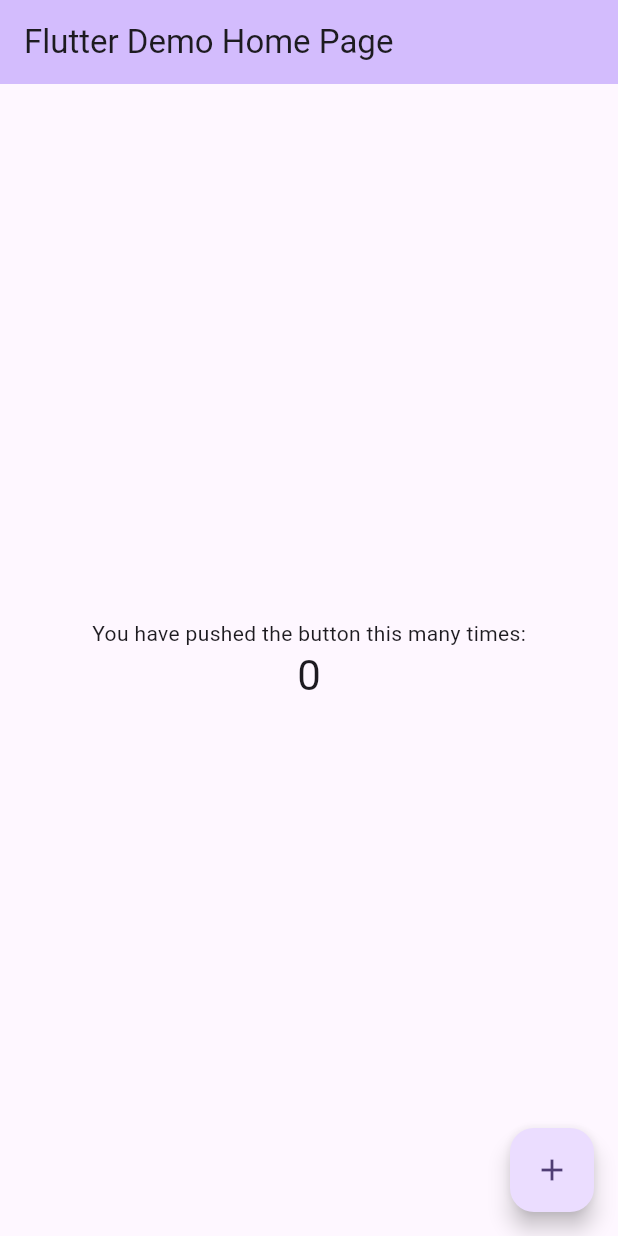
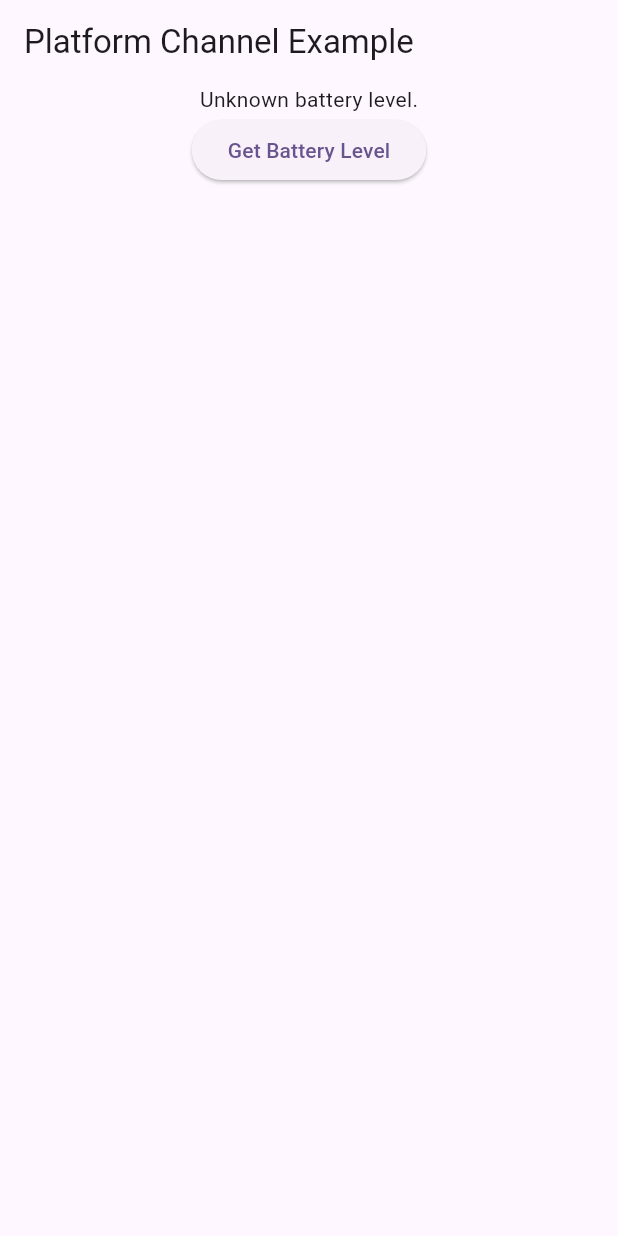
Before and after one commit to Youngmin322/Flutter-Study, a Flutter app: the screen it shows after launch, on a phone screen of 412 x 824 dp. Run offline on Flutter 3.47's test engine with Material 3 defaults, Android fonts, the phone set to English and light mode, and no system bars; our stand-ins replace shared_preferences; missing offline and left inert: flutter_stripe.

Commit message:
배터리 수준을 가져오는 기능 구현

```diff
--- a/platform_channel/platform_channel_demo/lib/main.dart
+++ b/platform_channel/platform_channel_demo/lib/main.dart
@@ -1,4 +1,5 @@
 import 'package:flutter/material.dart';
+import 'package:flutter/services.dart';
 
 void main() {
   runApp(const MyApp());
@@ -13,110 +14,55 @@ class MyApp extends StatelessWidget {
     return MaterialApp(
       title: 'Flutter Demo',
       theme: ThemeData(
-        // This is the theme of your application.
-        //
-        // TRY THIS: Try running your application with "flutter run". You'll see
-        // the application has a purple toolbar. Then, without quitting the app,
-        // try changing the seedColor in the colorScheme below to Colors.green
-        // and then invoke "hot reload" (save your changes or press the "hot
-        // reload" button in a Flutter-supported IDE, or press "r" if you used
-        // the command line to start the app).
-        //
-        // Notice that the counter didn't reset back to zero; the application
-        // state is not lost during the reload. To reset the state, use hot
-        // restart instead.
-        //
-        // This works for code too, not just values: Most code changes can be
-        // tested with just a hot reload.
         colorScheme: ColorScheme.fromSeed(seedColor: Colors.deepPurple),
       ),
-      home: const MyHomePage(title: 'Flutter Demo Home Page'),
+      home: const MyHomePage(),
     );
   }
 }
 
 class MyHomePage extends StatefulWidget {
-  const MyHomePage({super.key, required this.title});
-
-  // This widget is the home page of your application. It is stateful, meaning
-  // that it has a State object (defined below) that contains fields that affect
-  // how it looks.
-
-  // This class is the configuration for the state. It holds the values (in this
-  // case the title) provided by the parent (in this case the App widget) and
-  // used by the build method of the State. Fields in a Widget subclass are
-  // always marked "final".
-
-  final String title;
+  const MyHomePage({super.key});
 
   @override
   State<MyHomePage> createState() => _MyHomePageState();
 }
 
 class _MyHomePageState extends State<MyHomePage> {
-  int _counter = 0;
+  static const platform = MethodChannel(
+    'kr.co.codegrove.platform_channel_demo/battery',
+  );
+  String _batteryLevel = 'Unknown battery level.';
 
-  void _incrementCounter() {
+  Future<void> _getBatteryLevel() async {
+    String batteryLevel;
+    try {
+      final int result = await platform.invokeMethod('getBatteryLevel');
+      batteryLevel = 'Battery level at $result % .';
+    } on PlatformException catch (e) {
+      batteryLevel = 'Failed to get battery level: ${e.message}';
+    }
+
     setState(() {
-      // This call to setState tells the Flutter framework that something has
-      // changed in this State, which causes it to rerun the build method below
-      // so that the display can reflect the updated values. If we changed
-      // _counter without calling setState(), then the build method would not be
-      // called again, and so nothing would appear to happen.
-      _counter++;
+      _batteryLevel = batteryLevel;
     });
   }
 
   @override
   Widget build(BuildContext context) {
-    // This method is rerun every time setState is called, for instance as done
-    // by the _incrementCounter method above.
-    //
-    // The Flutter framework has been optimized to make rerunning build methods
-    // fast, so that you can just rebuild anything that needs updating rather
-    // than having to individually change instances of widgets.
     return Scaffold(
-      appBar: AppBar(
-        // TRY THIS: Try changing the color here to a specific color (to
-        // Colors.amber, perhaps?) and trigger a hot reload to see the AppBar
-        // change color while the other colors stay the same.
-        backgroundColor: Theme.of(context).colorScheme.inversePrimary,
-        // Here we take the value from the MyHomePage object that was created by
-        // the App.build method, and use it to set our appbar title.
-        title: Text(widget.title),
-      ),
+      appBar: AppBar(title: Text('Platform Channel Example')),
       body: Center(
-        // Center is a layout widget. It takes a single child and positions it
-        // in the middle of the parent.
         child: Column(
-          // Column is also a layout widget. It takes a list of children and
-          // arranges them vertically. By default, it sizes itself to fit its
-          // children horizontally, and tries to be as tall as its parent.
-          //
-          // Column has various properties to control how it sizes itself and
-          // how it positions its children. Here we use mainAxisAlignment to
-          // center the children vertically; the main axis here is the vertical
-          // axis because Columns are vertical (the cross axis would be
-          // horizontal).
-          //
-          // TRY THIS: Invoke "debug painting" (choose the "Toggle Debug Paint"
-          // action in the IDE, or press "p" in the console), to see the
-          // wireframe for each widget.
-          mainAxisAlignment: MainAxisAlignment.center,
-          children: <Widget>[
-            const Text('You have pushed the button this many times:'),
-            Text(
-              '$_counter',
-              style: Theme.of(context).textTheme.headlineMedium,
+          children: [
+            Text(_batteryLevel),
+            ElevatedButton(
+              onPressed: _getBatteryLevel,
+              child: const Text('Get Battery Level'),
             ),
           ],
         ),
       ),
-      floatingActionButton: FloatingActionButton(
-        onPressed: _incrementCounter,
-        tooltip: 'Increment',
-        child: const Icon(Icons.add),
-      ), // This trailing comma makes auto-formatting nicer for build methods.
     );
   }
 }
```
